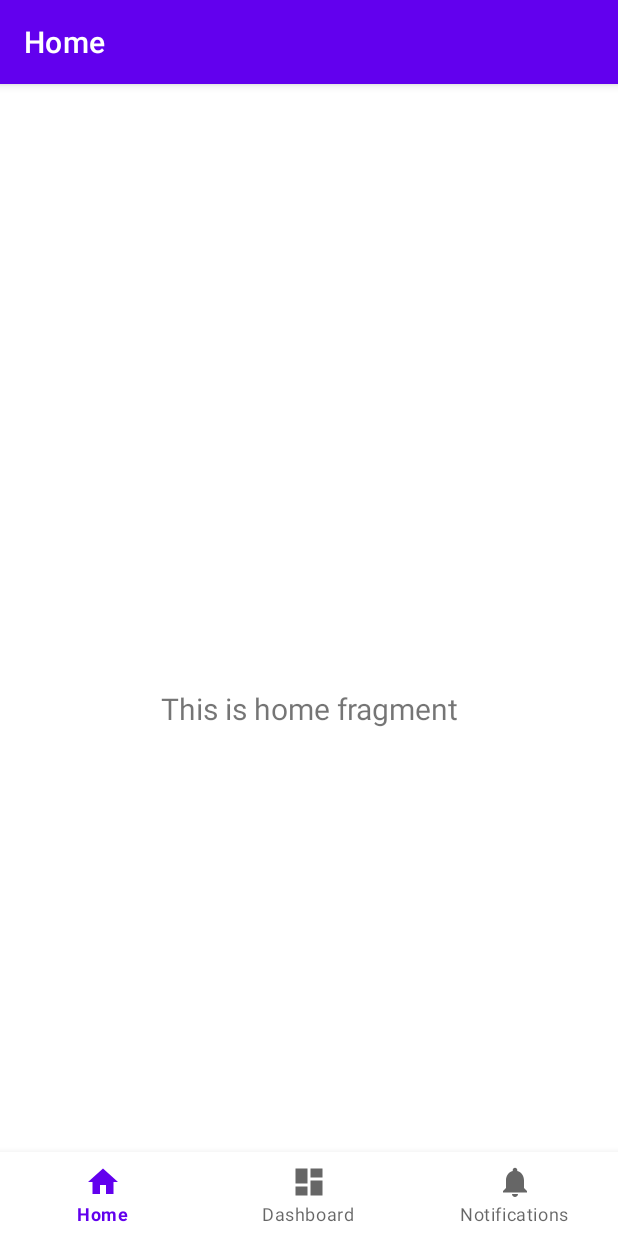
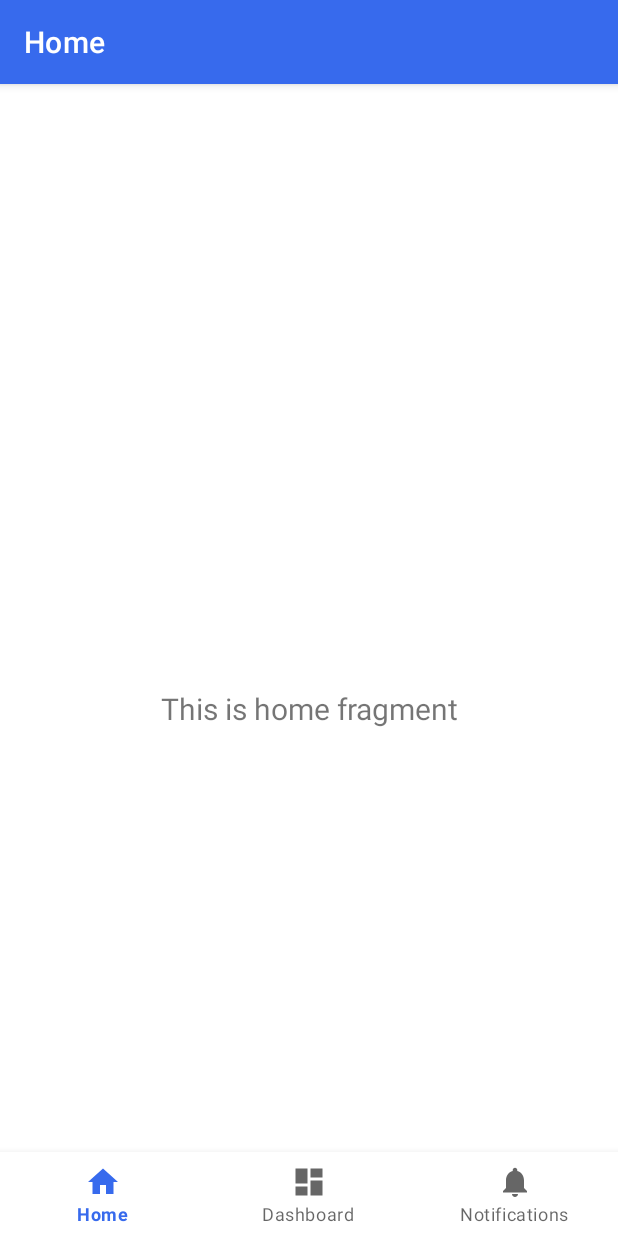
Before and after one commit to bangyadiii/Educora, an Android app: the screen it shows after launch (MainActivity), on a phone screen of 412 x 824 dp. Run offline under Robolectric (Android 15) with nearby library versions, the phone set to English and light mode, and no system bars; our stand-ins replace navigation-ui.

Commit message:
add style

```diff
--- a/app/src/main/res/values/colors.xml
+++ b/app/src/main/res/values/colors.xml
@@ -7,4 +7,10 @@
     <color name="teal_700">#FF018786</color>
     <color name="black">#FF000000</color>
     <color name="white">#FFFFFFFF</color>
+    <color name="blue_primary">#376AED</color>
+    <color name="blue_secondary">#C3D2FA</color>
+    <color name="grey_primary">#878787</color>
+    <color name="kuning">#F1C73E</color>
+    <color name="grey_secondary">#34155797</color>
+    <color name="creamy">#EFACAE</color>
 </resources>
--- a/app/src/main/res/values/themes.xml
+++ b/app/src/main/res/values/themes.xml
@@ -2,15 +2,20 @@
     <!-- Base application theme. -->
     <style name="Theme.Coursera" parent="Theme.MaterialComponents.DayNight.DarkActionBar">
         <!-- Primary brand color. -->
-        <item name="colorPrimary">@color/purple_500</item>
+        <item name="colorPrimary">@color/blue_primary</item>
         <item name="colorPrimaryVariant">@color/purple_700</item>
         <item name="colorOnPrimary">@color/white</item>
         <!-- Secondary brand color. -->
-        <item name="colorSecondary">@color/teal_200</item>
+        <item name="colorSecondary">@color/blue_secondary</item>
         <item name="colorSecondaryVariant">@color/teal_700</item>
         <item name="colorOnSecondary">@color/black</item>
         <!-- Status bar color. -->
         <item name="android:statusBarColor" tools:targetApi="l">?attr/colorPrimaryVariant</item>
         <!-- Customize your theme here. -->
+
+    </style>
+    <style name="btn_primary" >
+        <item name="backgroundColor">@color/blue_primary</item>
+        <item name="fullscreenTextColor">@color/light_blue_A200</item>
     </style>
 </resources>
```
